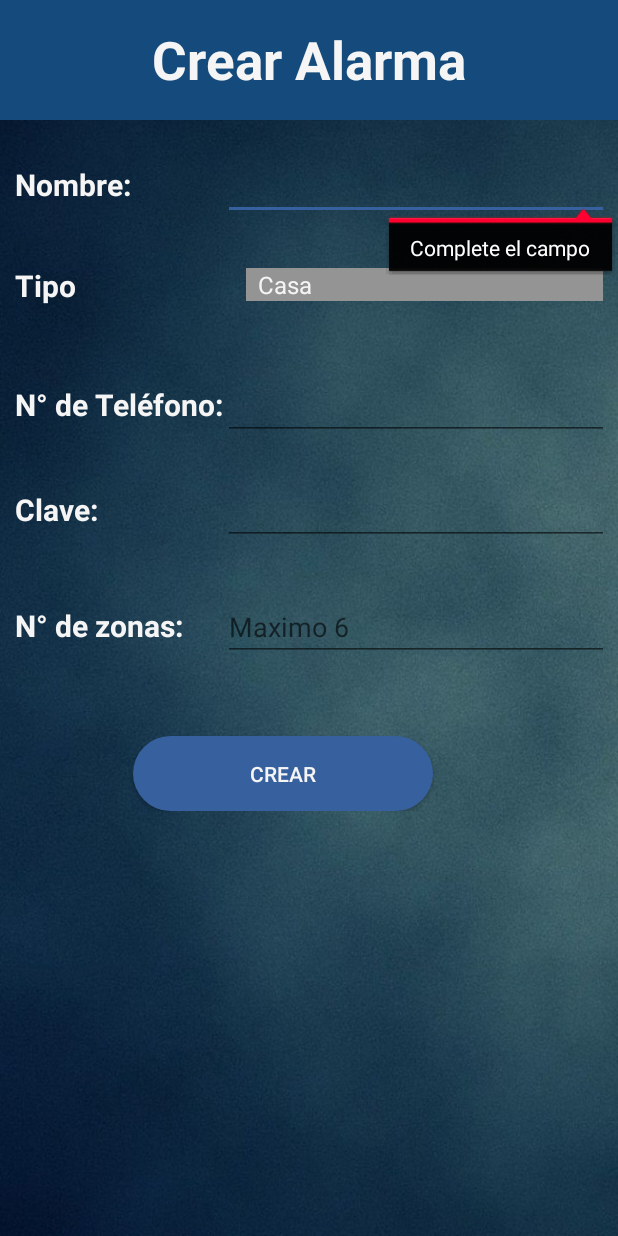
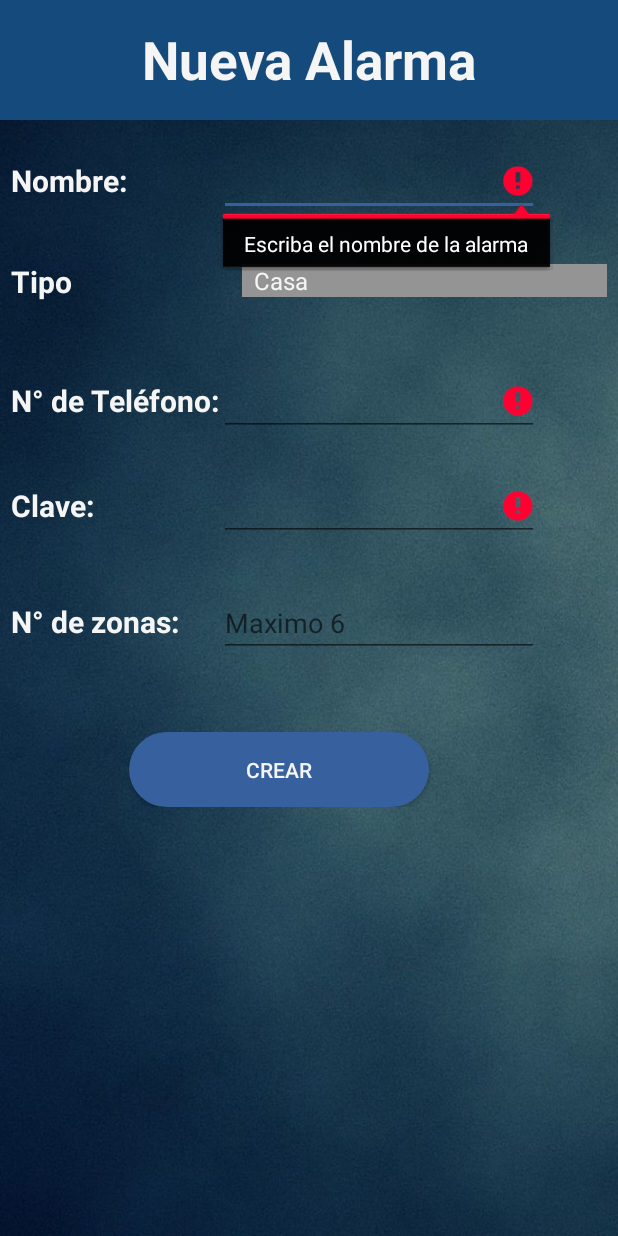
Before and after one commit to matiasrivas94/SECURITYHOUSE, an Android app: the fragment CrearAlarmaFragment shown on its own in the app's theme, after a tap on "CREAR", on a phone screen of 412 x 824 dp. Run offline under Robolectric (Android 15) with nearby library versions, the phone set to English and light mode, and no system bars; 1 statement that could not run was skipped.

Commit message:
Arreglamos el ida y vuelta de FragmentPrincipal al FragmentCrearCamara con el uso de dos botones (Confirmar/Cancelar). Le sacamos el boton atras del FragmentCrearCamara para que se maneje con los dos botones creados Controlamos campos en el fragmentCrearCamara y en el CrearAlarma.

```diff
--- a/app/src/main/java/com/example/matiasezequiel/security_house/AlarmasFragment.java
+++ b/app/src/main/java/com/example/matiasezequiel/security_house/AlarmasFragment.java
@@ -114,7 +114,7 @@ public class AlarmasFragment extends Fragment {
                 @Override
                 public void onClick(View v) {
                     FragmentTransaction fr = getFragmentManager().beginTransaction();
-                    fr.replace(R.id.contenedor, new CrearAlarmaFragment()).addToBackStack(null);
+                    fr.replace(R.id.contenedor, new CrearAlarmaFragment(),"Alarma").addToBackStack(null);
                     fr.commit();
                 }
             });
--- a/app/src/main/java/com/example/matiasezequiel/security_house/CrearAlarmaFragment.java
+++ b/app/src/main/java/com/example/matiasezequiel/security_house/CrearAlarmaFragment.java
@@ -57,7 +57,7 @@ public class CrearAlarmaFragment extends Fragment {
                         }
                         else {
                             FragmentTransaction fr = getFragmentManager().beginTransaction();
-                            fr.replace(R.id.contenedor, new PrincipalFragment());
+                            fr.replace(R.id.contenedor, new PrincipalFragment(),"Principal");
                             fr.commit();
                             agregar(v);
                         }
@@ -132,18 +132,15 @@ public class CrearAlarmaFragment extends Fragment {
         if(nombre.getText().toString().isEmpty() || numTelefono.getText().toString().isEmpty() || clave.getText().toString().isEmpty() || cantZonas.getText().toString().isEmpty()){
             if(nombre.getText().toString().isEmpty())
             {
-                nombre.setError("Complete el campo");
-                nombre.isFocusable();
+                nombre.setError("Escriba el nombre de la alarma");
             }
             if(numTelefono.getText().toString().isEmpty())
             {
-                numTelefono.setError("Complete el campo");
-                numTelefono.isFocusable();
+                numTelefono.setError("Escriba el numero de telefono");
             }
             if(clave.getText().toString().isEmpty())
             {
-                clave.setError("Complete el campo");
-                clave.isFocusable();
+                clave.setError("Escriba la clave");
             }
             return false;
         }else{
--- a/app/src/main/java/com/example/matiasezequiel/security_house/TabZonasFragment.java
+++ b/app/src/main/java/com/example/matiasezequiel/security_house/TabZonasFragment.java
@@ -10,6 +10,7 @@ import android.os.Bundle;
 import android.support.design.widget.FloatingActionButton;
 import android.support.v4.app.Fragment;
 import android.support.v4.app.FragmentTransaction;
+import android.util.Log;
 import android.view.LayoutInflater;
 import android.view.View;
 import android.view.ViewGroup;
@@ -349,6 +350,7 @@ public class TabZonasFragment extends Fragment {
     }
 
     public boolean ComprobarCampos() {
+        Log.d("PROBANDO", "ENTRO EN COMPROBAR CAMPOS");
         int cant = cantZ;
         boolean resp = true;
         switch (cant) {
@@ -370,7 +372,6 @@ public class TabZonasFragment extends Fragment {
                             resp = false;
                         }
                         if(ed2.getText().toString().isEmpty()) {
-                            ed2.setError("Complete este campo");
                             resp = false;
                         }
                     }
--- /dev/null
+++ b/app/src/main/res/drawable/ic_clear.xml
@@ -0,0 +1,5 @@
+<vector android:height="24dp" android:tint="#FFFFFF"
+    android:viewportHeight="24.0" android:viewportWidth="24.0"
+    android:width="2dp" xmlns:android="http://schemas.android.com/apk/res/android">
+    <path android:fillColor="#FF000000" android:pathData="M19,6.41L17.59,5 12,10.59 6.41,5 5,6.41 10.59,12 5,17.59 6.41,19 12,13.41 17.59,19 19,17.59 13.41,12z"/>
+</vector>
--- /dev/null
+++ b/app/src/main/res/drawable/ic_done.xml
@@ -0,0 +1,5 @@
+<vector android:height="24dp" android:tint="#2c7bdc"
+    android:viewportHeight="24.0" android:viewportWidth="24.0"
+    android:width="24dp" xmlns:android="http://schemas.android.com/apk/res/android">
+    <path android:fillColor="#FF000000" android:pathData="M9,16.2L4.8,12l-1.4,1.4L9,19 21,7l-1.4,-1.4L9,16.2z"/>
+</vector>
--- a/app/src/main/res/layout/fragment_crear_alarma.xml
+++ b/app/src/main/res/layout/fragment_crear_alarma.xml
@@ -20,7 +20,7 @@
             android:layout_width="wrap_content"
             android:layout_height="wrap_content"
             android:layout_gravity="center"
-            android:text="Crear Alarma"
+            android:text="Nueva Alarma"
             android:textColor="#f5f5f5"
             android:textSize="35sp"
             android:textStyle="bold" />
@@ -37,7 +37,7 @@
             android:layout_height="wrap_content"
             android:layout_marginTop="0dp"
             android:columnCount="4"
-            android:padding="10dp"
+            android:padding="7dp"
             android:paddingBottom="0dp"
             android:paddingTop="50dp"
             android:rowCount="9">
@@ -57,7 +57,7 @@
 
             <EditText
                 android:id="@+id/ETNombre"
-                android:layout_width="match_parent"
+                android:layout_width="wrap_content"
                 android:layout_height="wrap_content"
                 android:layout_column="1"
                 android:layout_row="0"
@@ -105,7 +105,7 @@
 
             <EditText
                 android:id="@+id/ETNumTelefono"
-                android:layout_width="match_parent"
+                android:layout_width="wrap_content"
                 android:layout_height="wrap_content"
                 android:layout_column="1"
                 android:layout_marginTop="20dp"
@@ -129,7 +129,7 @@
 
             <EditText
                 android:id="@+id/ETClave"
-                android:layout_width="match_parent"
+                android:layout_width="wrap_content"
                 android:layout_height="wrap_content"
                 android:layout_column="1"
                 android:layout_marginTop="90dp"
@@ -153,7 +153,7 @@
 
             <EditText
                 android:id="@+id/ETCantZonas"
-                android:layout_width="match_parent"
+                android:layout_width="wrap_content"
                 android:layout_height="wrap_content"
                 android:layout_column="1"
                 android:layout_marginTop="20dp"
--- a/app/src/main/res/values/strings.xml
+++ b/app/src/main/res/values/strings.xml
@@ -7,7 +7,6 @@
     <string name="nav_header_desc">Navigation header</string>
     <string name="action_settings">Settings</string>
 
-    <!-- TODO: Remove or change this placeholder text -->
     <string name="hello_blank_fragment">Hello blank fragment</string>
     <string name="alarmas">ALARMAS</string>
 </resources>
```
Also changed, not shown: app/src/main/java/com/example/matiasezequiel/security_house/CrearCamaraFragment.java (+83 -5 lines), app/src/main/java/com/example/matiasezequiel/security_house/MainActivity.java (+33 -8 lines), app/src/main/java/com/example/matiasezequiel/security_house/TabCamarasFragment.java (+2 -5 lines), app/src/main/res/drawable/circle.xml (added, +12 -0 lines), app/src/main/res/drawable/clear.xml (added, +12 -0 lines), app/src/main/res/layout/fragment_crear_camara.xml (+19 -7 lines), app/src/main/res/drawable/acept.png (added), app/src/main/res/drawable/aceptar.png (added), app/src/main/res/drawable/aceptar1.png (added), app/src/main/res/drawable/cancelar.png (added), app/src/main/res/drawable/cancelar1.png (added), app/src/main/res/drawable/icon.jpg (added), app/src/main/res/drawable/remove.png (added).
